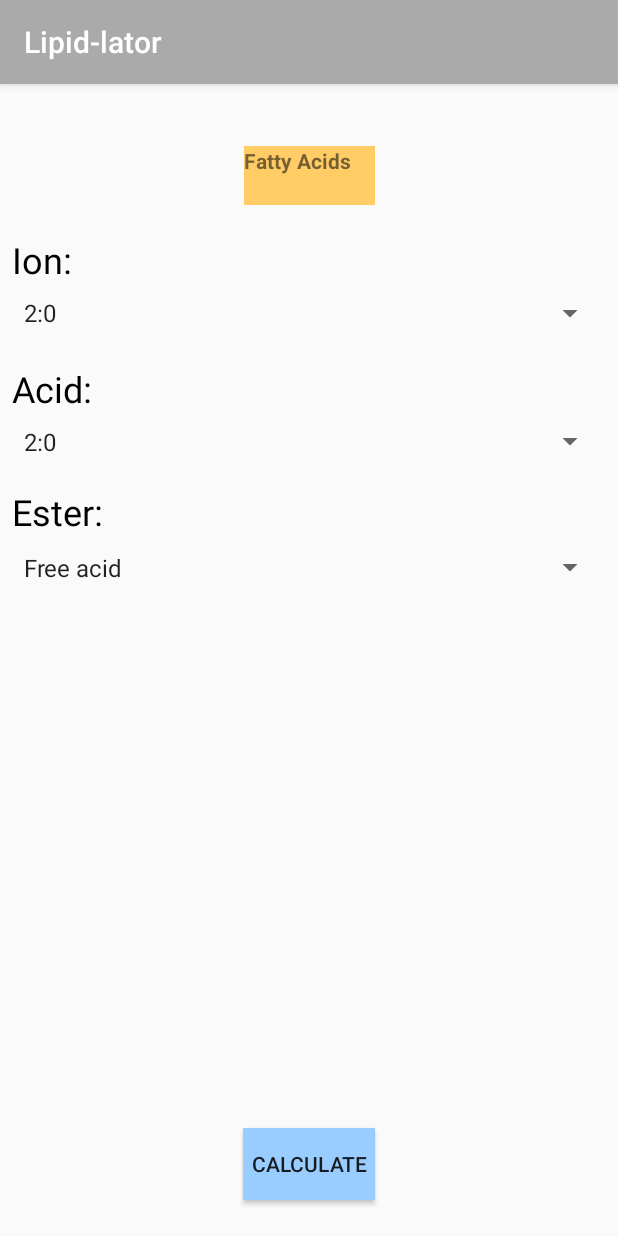
After one commit to jmoreno1221/lipid-lator, an Android app: the FattyAcidsActivity screen opened directly, with no data from a screen before it, on a phone screen of 412 x 824 dp. The commit adds this screen. Run offline under Robolectric (Android 15) with nearby library versions, the phone set to English and light mode, and no system bars.

Commit message:
Added a FattyAcid Screen on A.S.

```diff
--- a/LipidLator/app/src/main/AndroidManifest.xml
+++ b/LipidLator/app/src/main/AndroidManifest.xml
@@ -15,9 +15,7 @@
         <activity
             android:name=".MainLoading"
             android:noHistory="true"
-            android:screenOrientation="portrait">
-
-        </activity>
+            android:screenOrientation="portrait"></activity>
         <activity
             android:name=".ResultsActivity"
             android:screenOrientation="portrait" />
@@ -32,6 +30,7 @@
                 <category android:name="android.intent.category.LAUNCHER" />
             </intent-filter>
         </activity>
+        <activity android:name=".FattyAcidsActivity"></activity>
     </application>
 
 </manifest>
--- /dev/null
+++ b/LipidLator/app/src/main/java/com/example/onerom/lipidlator/FattyAcidsActivity.java
@@ -0,0 +1,13 @@
+package com.example.onerom.lipidlator;
+
+import android.support.v7.app.AppCompatActivity;
+import android.os.Bundle;
+
+public class FattyAcidsActivity extends AppCompatActivity {
+
+    @Override
+    protected void onCreate(Bundle savedInstanceState) {
+        super.onCreate(savedInstanceState);
+        setContentView(R.layout.activity_fatty_acids);
+    }
+}
--- a/LipidLator/app/src/main/res/layout/activity_cholesterol_esters.xml
+++ b/LipidLator/app/src/main/res/layout/activity_cholesterol_esters.xml
@@ -17,7 +17,9 @@
         android:layout_marginRight="8dp"
         app:layout_constraintRight_toRightOf="parent"
         android:layout_marginLeft="8dp"
-        app:layout_constraintLeft_toLeftOf="parent" />
+        app:layout_constraintLeft_toLeftOf="parent"
+        android:layout_marginStart="8dp"
+        android:layout_marginEnd="8dp" />
 
     <EditText
         android:id="@+id/headChEster"
@@ -54,8 +56,8 @@
     <Spinner
         android:id="@+id/spnChEsterIon"
         android:layout_width="368dp"
-        android:layout_height="match_parent"
-        android:layout_marginLeft="8dp"
+        android:layout_height="0dp"
+        android:layout_marginLeft="18dp"
         android:layout_marginRight="8dp"
         android:layout_marginTop="20dp"
         android:entries="@array/ion_array"
@@ -82,14 +84,15 @@
     <Spinner
         android:id="@+id/spinner3"
         android:layout_width="368dp"
-        android:layout_height="match_parent"
+        android:layout_height="0dp"
         android:entries="@array/ratios_array"
         android:layout_marginTop="20dp"
         app:layout_constraintTop_toBottomOf="@+id/tv"
-        android:layout_marginLeft="8dp"
+        android:layout_marginLeft="18dp"
         app:layout_constraintLeft_toLeftOf="parent"
         android:layout_marginStart="18dp"
         android:layout_marginRight="8dp"
-        app:layout_constraintRight_toRightOf="parent" />
+        app:layout_constraintRight_toRightOf="parent"
+        android:layout_marginEnd="8dp" />
 
 </android.support.constraint.ConstraintLayout>
--- /dev/null
+++ b/LipidLator/app/src/main/res/layout/activity_fatty_acids.xml
@@ -0,0 +1,124 @@
+<?xml version="1.0" encoding="utf-8"?>
+<android.support.constraint.ConstraintLayout xmlns:android="http://schemas.android.com/apk/res/android"
+    xmlns:app="http://schemas.android.com/apk/res-auto"
+    xmlns:tools="http://schemas.android.com/tools"
+    android:layout_width="match_parent"
+    android:layout_height="match_parent"
+    tools:context="com.example.onerom.lipidlator.FattyAcidsActivity">
+
+    <TextView
+        android:id="@+id/tvFattyAcids"
+        android:layout_width="87dp"
+        android:layout_height="39dp"
+        android:ems="10"
+        android:text="@string/fatty_acids"
+        android:textStyle="bold"
+        android:background="@color/orange"
+        android:layout_marginLeft="8dp"
+        app:layout_constraintLeft_toLeftOf="parent"
+        android:layout_marginStart="8dp"
+        android:layout_marginEnd="8dp"
+        app:layout_constraintTop_toTopOf="parent"
+        android:layout_marginTop="41dp"
+        android:layout_marginRight="8dp"
+        app:layout_constraintRight_toRightOf="parent" />
+
+    <TextView
+        android:id="@+id/tvFattyAcidsIon"
+        android:layout_width="48dp"
+        android:layout_height="30dp"
+        android:text="@string/ion_label"
+        android:textSize="24sp"
+        android:textColor="@color/black"
+        android:layout_marginLeft="8dp"
+        app:layout_constraintLeft_toLeftOf="parent"
+        android:layout_marginStart="8dp"
+        android:layout_marginTop="20dp"
+        app:layout_constraintTop_toBottomOf="@+id/tvFattyAcids" />
+
+
+
+    <Button
+        android:id="@+id/btnCalc"
+        android:layout_width="wrap_content"
+        android:layout_height="wrap_content"
+        android:layout_marginBottom="24dp"
+        android:text="@string/calculate_btn"
+        android:background="@color/lightblue"
+        app:layout_constraintBottom_toBottomOf="parent"
+        android:layout_marginRight="8dp"
+        app:layout_constraintRight_toRightOf="parent"
+        android:layout_marginLeft="8dp"
+        app:layout_constraintLeft_toLeftOf="parent"
+        android:layout_marginStart="8dp"
+        android:layout_marginEnd="8dp" />
+
+    <Spinner
+        android:id="@+id/spnFattyAcidIon"
+        android:layout_width="match_parent"
+        android:layout_height="28dp"
+        android:layout_marginEnd="8dp"
+        android:layout_marginLeft="8dp"
+        android:layout_marginRight="8dp"
+        android:layout_marginStart="8dp"
+        android:layout_marginTop="8dp"
+        android:entries="@array/ratios_array"
+        app:layout_constraintLeft_toLeftOf="parent"
+        app:layout_constraintRight_toRightOf="parent"
+        app:layout_constraintTop_toBottomOf="@+id/tvFattyAcidsIon" />
+
+    <TextView
+        android:id="@+id/tvFattyAcidsAcid"
+        android:layout_width="wrap_content"
+        android:layout_height="wrap_content"
+        android:text="@string/acid_label"
+        android:textSize="24sp"
+        android:textColor="@color/black"
+        android:layout_marginLeft="8dp"
+        app:layout_constraintLeft_toLeftOf="parent"
+        android:layout_marginStart="8dp"
+        android:layout_marginTop="20dp"
+        app:layout_constraintTop_toBottomOf="@+id/spnFattyAcidIon" />
+
+    <Spinner
+        android:id="@+id/spnFattyAcidsAcid"
+        android:layout_width="match_parent"
+        android:layout_height="21dp"
+        android:layout_marginEnd="8dp"
+        android:layout_marginLeft="8dp"
+        android:layout_marginRight="8dp"
+        android:layout_marginStart="8dp"
+        android:layout_marginTop="8dp"
+        android:entries="@array/ratios_array"
+        app:layout_constraintHorizontal_bias="0.506"
+        app:layout_constraintLeft_toLeftOf="parent"
+        app:layout_constraintRight_toRightOf="parent"
+        app:layout_constraintTop_toBottomOf="@+id/tvFattyAcidsAcid" />
+
+    <TextView
+        android:id="@+id/tvFattyAcidsEster"
+        android:layout_width="wrap_content"
+        android:layout_height="wrap_content"
+        android:text="@string/ester_label"
+        android:textColor="@color/black"
+        android:textSize="24sp"
+        android:layout_marginLeft="8dp"
+        app:layout_constraintLeft_toLeftOf="parent"
+        android:layout_marginStart="8dp"
+        android:layout_marginTop="20dp"
+        app:layout_constraintTop_toBottomOf="@+id/spnFattyAcidsAcid" />
+
+    <Spinner
+        android:id="@+id/spnFattyAcidsEster"
+        android:layout_width="match_parent"
+        android:layout_height="26dp"
+        android:layout_marginLeft="8dp"
+        android:layout_marginRight="8dp"
+        android:layout_marginTop="8dp"
+        android:entries="@array/ester_array_values"
+        app:layout_constraintLeft_toLeftOf="parent"
+        app:layout_constraintRight_toRightOf="parent"
+        app:layout_constraintTop_toBottomOf="@+id/tvFattyAcidsEster" />
+
+
+</android.support.constraint.ConstraintLayout>
--- a/LipidLator/app/src/main/res/values/strings.xml
+++ b/LipidLator/app/src/main/res/values/strings.xml
@@ -9,6 +9,11 @@
     <string name="tvFormula">Formula</string>
     <string name="tvMolar_mass">Molar Mass</string>
     <string name="btnGo_back">Go Back</string>
+    <string name="fatty_acids">Fatty Acids</string>
+    <string name="acid_label">Acid:</string>
+    <string name="calculate_btn">Calculate</string>
+    <string name="ester_label">Ester:</string>
+    <string name="ion_label">Ion:</string>
     <string-array name="lipid_class_array">
         <item>(Select a lipid)</item>
         <item>Fatty Acids</item>
@@ -136,4 +141,9 @@
         <item>"Mollu(Manb1-3Manb1-4Glcb)"</item>
         <item>"Arthro(GlcNAcb1-4Manb1-Glc)"</item>
     </string-array>
+    <string-array name="ester_array_values">
+        <item>"Free acid"</item>
+        <item>"Methyl ester"</item>
+        <item>"Pentafluorobenzyl ester"</item>
+    </string-array>
 </resources>
```
